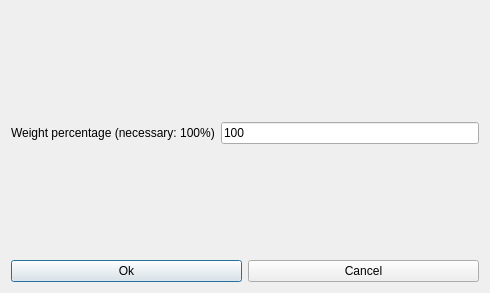
Old version of the form fet/src/interface/modifyconstraintteachersmaxtwoactivitytagsperdayfromn1n2n3form_template.ui in the repository vonmecheln/fet.
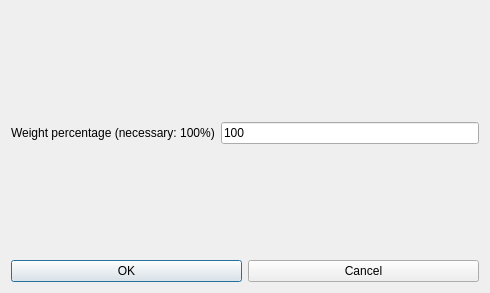
New version of the form.

What changed in the file:
```diff
--- a/fet/src/interface/modifyconstraintteachersmaxtwoactivitytagsperdayfromn1n2n3form_template.ui
+++ b/fet/src/interface/modifyconstraintteachersmaxtwoactivitytagsperdayfromn1n2n3form_template.ui
@@ -75,7 +75,7 @@
      <item>
       <widget class="QPushButton" name="okPushButton">
        <property name="text">
-        <string>Ok</string>
+        <string>OK</string>
        </property>
       </widget>
      </item>
```
